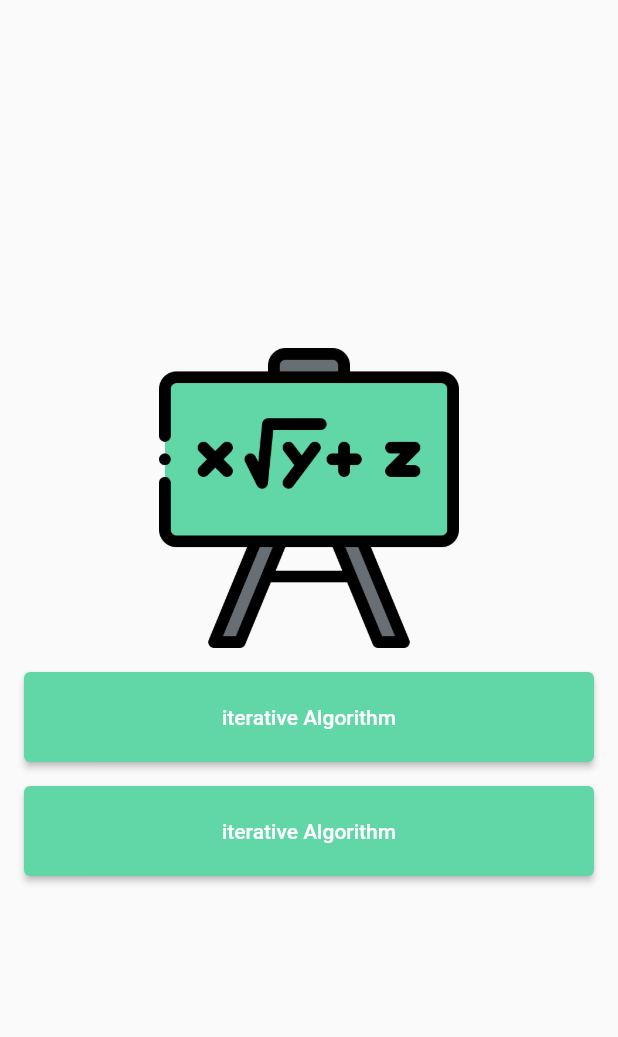
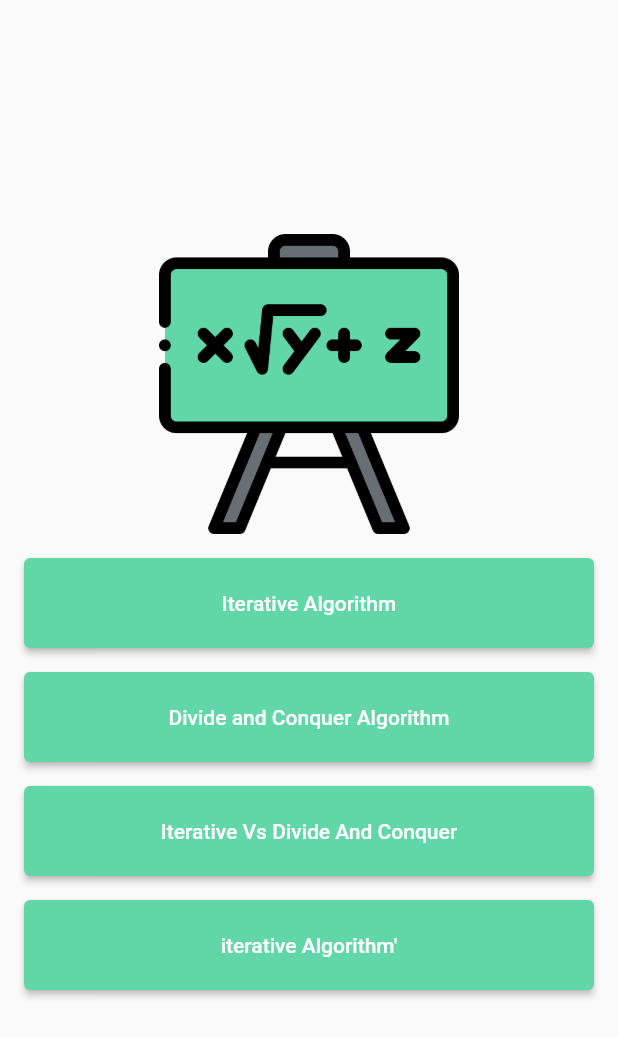
Before and after one commit to R-i-a-d-h/multiply_two_polynomials, a Flutter app: the screen it shows after launch, on a phone screen of 412 x 824 dp. Shown: the top 1037 px of the screen. Run offline on Flutter 3.47's test engine with Material 2 defaults, Android fonts, the phone set to English and light mode, and no system bars.

Commit message:
add a custom_button

```diff
--- a/lib/screens/home_screen.dart
+++ b/lib/screens/home_screen.dart
@@ -1,4 +1,5 @@
 import 'package:flutter/material.dart';
+import 'package:multiply_two_polynomials/widgets/custom_button.dart';
 
 class HomeScreen extends StatelessWidget {
   const HomeScreen({Key? key}) : super(key: key);
@@ -16,35 +17,15 @@ class HomeScreen extends StatelessWidget {
                 child: Image.asset(
                   'images/math.png',
                 )),
+            const SizedBox(height: 8),
+            CustomButton(onTap: (){}, text: "Iterative Algorithm"),
+            CustomButton(onTap: (){}, text: "Divide and Conquer Algorithm"),
+            CustomButton(onTap: (){}, text: "Iterative Vs Divide And Conquer"),
+            CustomButton(onTap: (){}, text: "iterative Algorithm'"),
 
-            Padding(
-              padding: const EdgeInsets.only(top: 16,left: 16,bottom: 8,right: 16),
-              child: SizedBox(
-                height: 60,
-                width: double.infinity,
-                child: ElevatedButton(
-                  onPressed: () {},
-                  style: ElevatedButton.styleFrom(
-                    backgroundColor: const Color(0xFF61D7A8), // Background color
-                  ),
-                  child: const Text('iterative Algorithm'),
-                ),
-              ),
-            ),
-            Padding(
-              padding: const EdgeInsets.only(top: 8,left: 16,bottom: 8,right: 16),
-              child: SizedBox(
-                height: 60,
-                width: double.infinity,
-                child: ElevatedButton(
-                  onPressed: () {},
-                  style: ElevatedButton.styleFrom(
-                    backgroundColor: const Color(0xFF61D7A8), // Background color
-                  ),
-                  child: const Text('iterative Algorithm'),
-                ),
-              ),
-            ),
+
+
+
           ],
         ),
       ),
--- /dev/null
+++ b/lib/widgets/custom_button.dart
@@ -0,0 +1,27 @@
+import 'package:flutter/material.dart';
+
+class CustomButton extends StatelessWidget {
+  const CustomButton({Key? key, required this.onTap, required this.text})
+      : super(key: key);
+
+  final Function()? onTap;
+  final String text;
+
+  @override
+  Widget build(BuildContext context) {
+    return Padding(
+      padding: const EdgeInsets.only(top: 8, left: 16, bottom: 8, right: 16),
+      child: SizedBox(
+        height: 60,
+        width: double.infinity,
+        child: ElevatedButton(
+          onPressed: onTap,
+          style: ElevatedButton.styleFrom(
+            backgroundColor: const Color(0xFF61D7A8), // Background color
+          ),
+          child: Text(text),
+        ),
+      ),
+    );
+  }
+}
```
